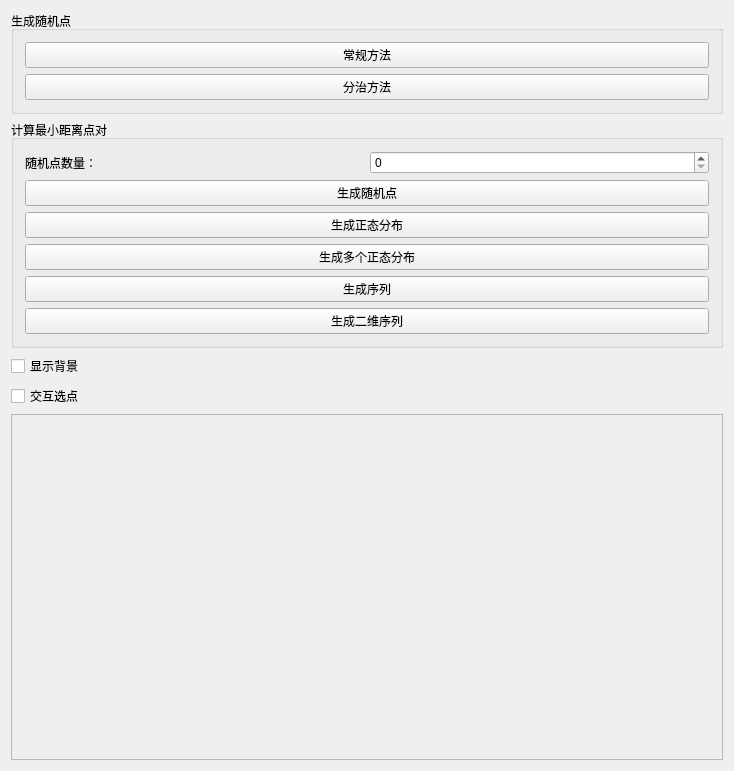
Above: pointscontrolwidget.ui from ZhangMingdong/PointsFramework before the change. Below: the same form after it.
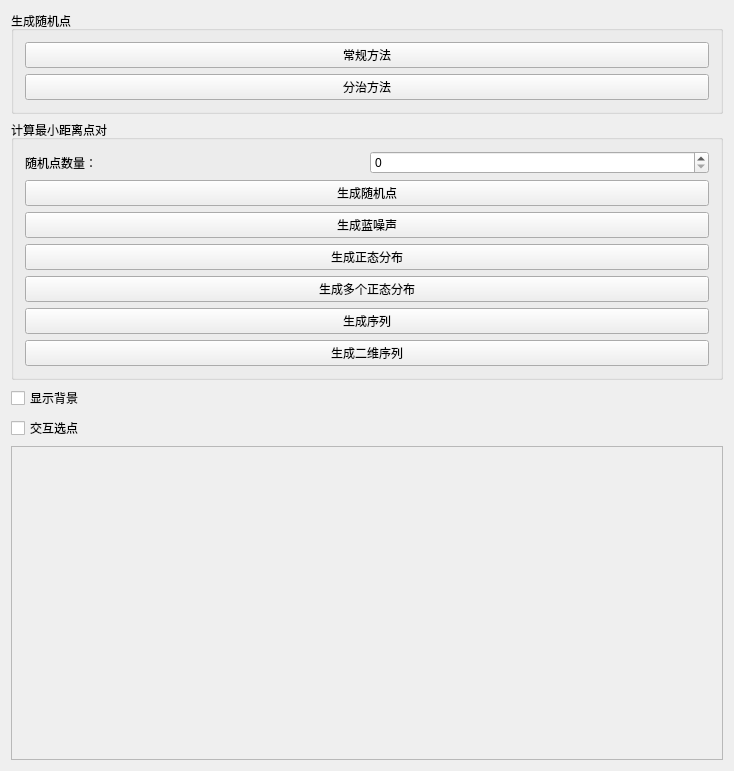
That is the form after the change.

Commit message:
Add blue noise layer
A layer for blue noise is added. The method of generating blue noise is
written myself using darting method, with the distance set to
dbSpatialScope / sqrt(nLen*2)

```diff
--- a/pointscontrolwidget.ui
+++ b/pointscontrolwidget.ui
@@ -64,6 +64,13 @@
         </property>
        </widget>
       </item>
+      <item>
+       <widget class="QPushButton" name="pushButtonGenerateBlueNoise">
+        <property name="text">
+         <string>生成蓝噪声</string>
+        </property>
+       </widget>
+      </item>
       <item>
        <widget class="QPushButton" name="pushButtonGenerateNormal">
         <property name="text">
```
The commit also changes 13 other files.
